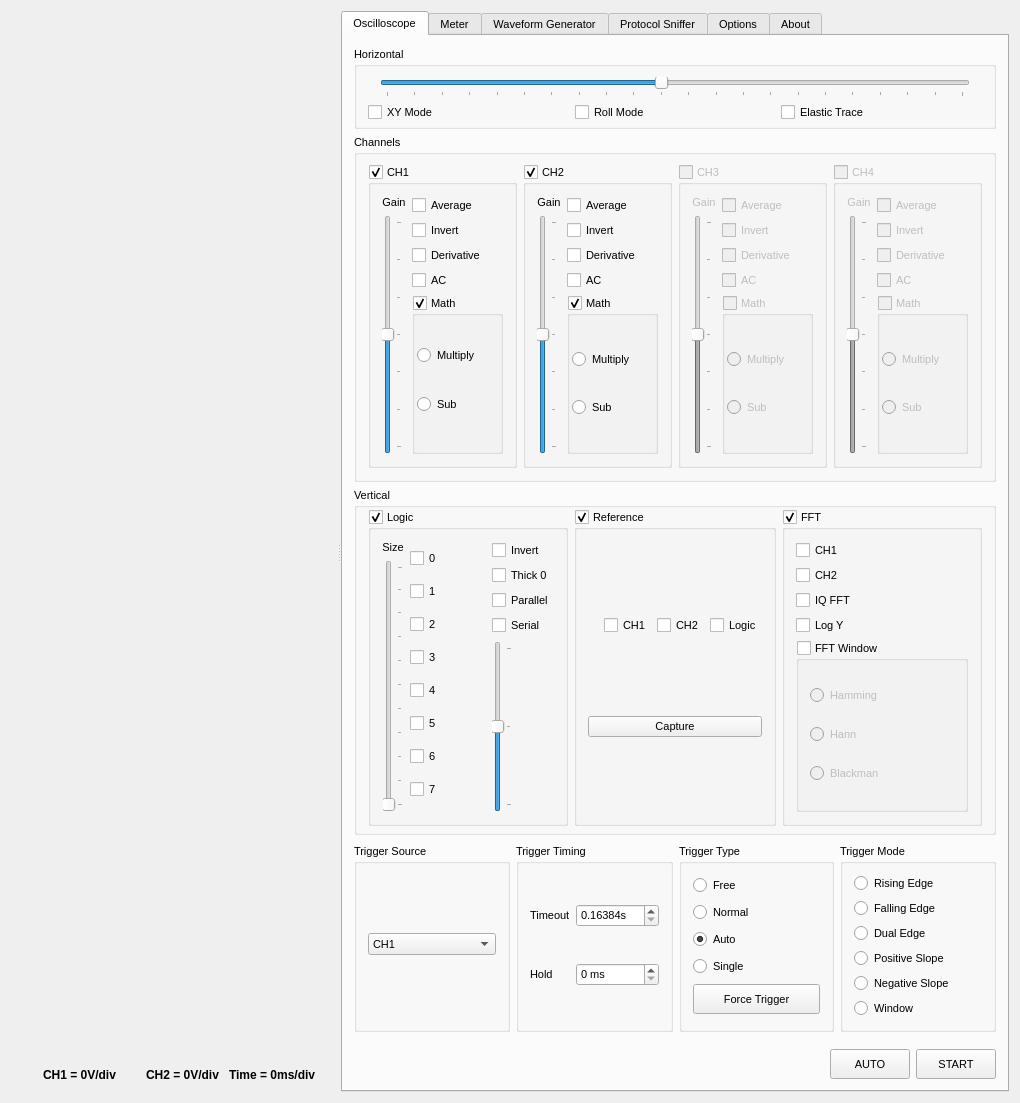
Old version of the form xprotolabinterface.ui in the repository ganzziani/xscopes-qt.
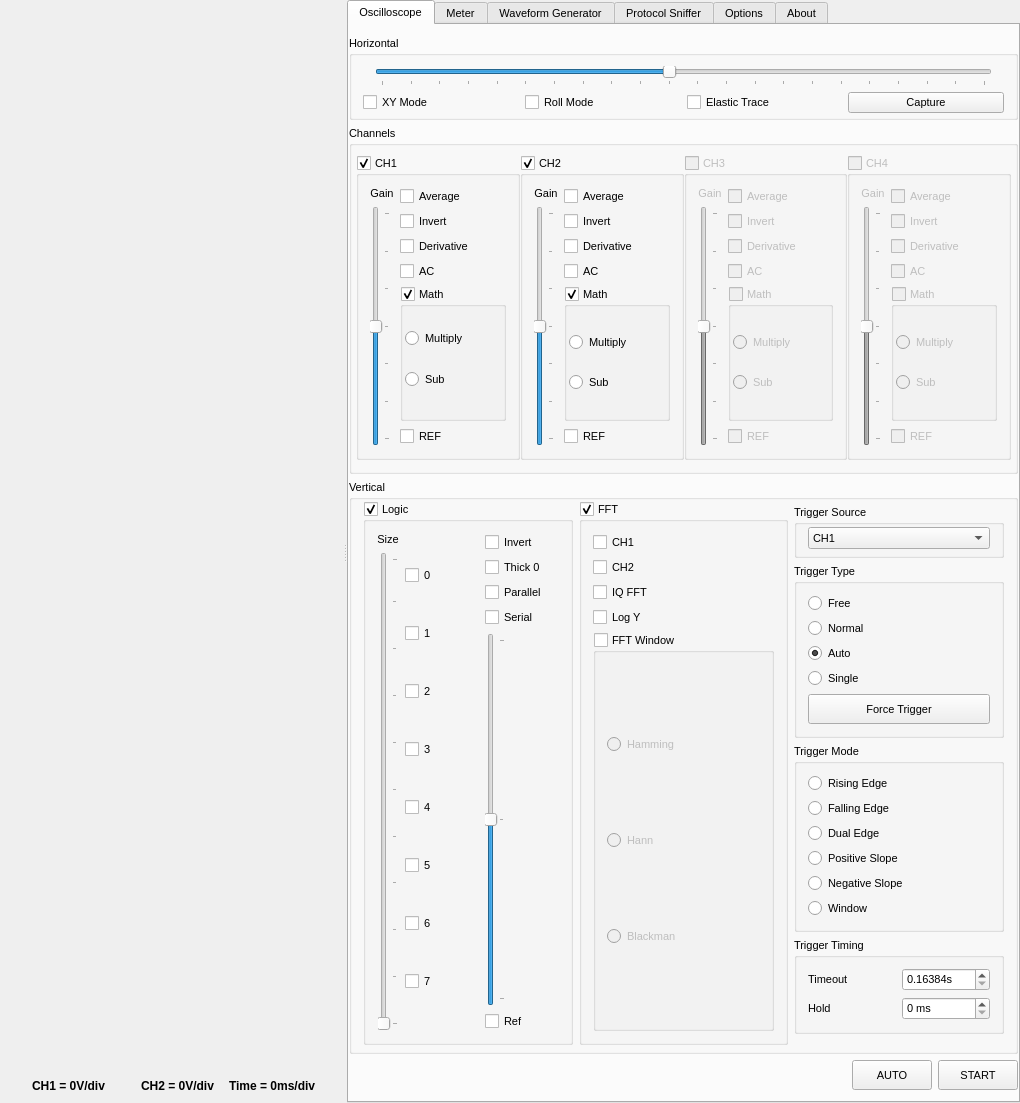
New version of the form. Icons and pictures are not drawn. Custom widgets are drawn as their Qt base class.

The edit to the form file:
```diff
--- a/xprotolabinterface.ui
+++ b/xprotolabinterface.ui
@@ -36,6 +36,18 @@
     <string notr="true"/>
    </property>
    <layout class="QVBoxLayout" name="verticalLayout_57">
+    <property name="leftMargin">
+     <number>0</number>
+    </property>
+    <property name="topMargin">
+     <number>0</number>
+    </property>
+    <property name="rightMargin">
+     <number>0</number>
+    </property>
+    <property name="bottomMargin">
+     <number>0</number>
+    </property>
     <item>
      <widget class="QSplitter" name="splitterMain">
       <property name="orientation">
@@ -245,6 +257,12 @@
          <string>Oscilloscope</string>
         </attribute>
         <layout class="QVBoxLayout" name="verticalLayout_56">
+         <property name="leftMargin">
+          <number>0</number>
+         </property>
+         <property name="rightMargin">
+          <number>0</number>
+         </property>
          <item>
           <widget class="QGroupBox" name="groupBoxHorizontal">
            <property name="title">
@@ -362,6 +380,13 @@
                 </property>
                </widget>
               </item>
+              <item>
+               <widget class="QPushButton" name="pushButtonCapture">
+                <property name="text">
+                 <string>Capture</string>
+                </property>
+               </widget>
+              </item>
              </layout>
             </item>
            </layout>
@@ -373,6 +398,15 @@
             <string>Channels</string>
            </property>
            <layout class="QHBoxLayout" name="horizontalLayout_34">
+            <property name="spacing">
+             <number>0</number>
+            </property>
+            <property name="leftMargin">
+             <number>4</number>
+            </property>
+            <property name="rightMargin">
+             <number>4</number>
+            </property>
             <item>
              <widget class="QGroupBox" name="groupBoxCH1">
               <property name="title">
@@ -381,7 +415,7 @@
               <property name="checkable">
                <bool>true</bool>
               </property>
-              <layout class="QHBoxLayout" name="horizontalLayout_35">
+              <layout class="QHBoxLayout" name="horizontalLayout_35" stretch="0,1">
                <item>
                 <layout class="QVBoxLayout" name="verticalLayout_74">
                  <item>
@@ -507,6 +541,13 @@
                    </layout>
                   </widget>
                  </item>
+                 <item>
+                  <widget class="QCheckBox" name="checkBoxRefCH1">
+                   <property name="text">
+                    <string>REF</string>
+                   </property>
+                  </widget>
+                 </item>
                 </layout>
                </item>
               </layout>
@@ -520,7 +561,7 @@
               <property name="checkable">
                <bool>true</bool>
               </property>
-              <layout class="QHBoxLayout" name="horizontalLayout_8">
+              <layout class="QHBoxLayout" name="horizontalLayout_8" stretch="0,1">
                <item>
                 <layout class="QVBoxLayout" name="verticalLayout_13">
                  <item>
@@ -643,6 +684,13 @@
                    </layout>
                   </widget>
                  </item>
+                 <item>
+                  <widget class="QCheckBox" name="checkBoxRefCH2">
+                   <property name="text">
+                    <string>REF</string>
+                   </property>
+                  </widget>
+                 </item>
                 </layout>
                </item>
               </layout>
@@ -662,7 +710,7 @@
               <property name="checked">
                <bool>false</bool>
               </property>
-              <layout class="QHBoxLayout" name="horizontalLayout_10">
+              <layout class="QHBoxLayout" name="horizontalLayout_10" stretch="0,1">
                <item>
                 <layout class="QVBoxLayout" name="verticalLayout_15">
                  <item>
@@ -788,6 +836,13 @@
                    </layout>
                   </widget>
                  </item>
+                 <item>
+                  <widget class="QCheckBox" name="checkBoxRefCH3">
+                   <property name="text">
+                    <string>REF</string>
+                   </property>
+                  </widget>
+                 </item>
                 </layout>
                </item>
               </layout>
@@ -807,7 +862,7 @@
               <property name="checked">
                <bool>false</bool>
               </property>
-              <layout class="QHBoxLayout" name="horizontalLayout_11">
+              <layout class="QHBoxLayout" name="horizontalLayout_11" stretch="0,1">
                <item>
                 <layout class="QVBoxLayout" name="verticalLayout_21">
                  <item>
@@ -933,6 +988,13 @@
                    </layout>
                   </widget>
                  </item>
+                 <item>
+                  <widget class="QCheckBox" name="checkBoxRefCH4">
+                   <property name="text">
+                    <string>REF</string>
+                   </property>
+                  </widget>
+                 </item>
                 </layout>
                </item>
               </layout>
@@ -1141,75 +1203,12 @@
                    </property>
                   </widget>
                  </item>
-                </layout>
-               </item>
-              </layout>
-             </widget>
-            </item>
-            <item>
-             <widget class="QGroupBox" name="groupBoxReference">
-              <property name="toolTip">
-               <string/>
-              </property>
-              <property name="title">
-               <string>Reference</string>
-              </property>
-              <property name="checkable">
-               <bool>true</bool>
-              </property>
-              <layout class="QHBoxLayout" name="horizontalLayout_105">
-               <item>
-                <layout class="QVBoxLayout" name="verticalLayout_46">
-                 <item>
-                  <layout class="QHBoxLayout" name="horizontalLayout_31">
-                   <property name="leftMargin">
-                    <number>16</number>
-                   </property>
-                   <item>
-                    <layout class="QVBoxLayout" name="verticalLayout_43">
-                     <item>
-                      <widget class="QCheckBox" name="checkBoxRefCH1">
-                       <property name="text">
-                        <string>CH1</string>
-                       </property>
-                      </widget>
-                     </item>
-                    </layout>
-                   </item>
-                   <item>
-                    <layout class="QVBoxLayout" name="verticalLayout_44">
-                     <item>
-                      <widget class="QCheckBox" name="checkBoxRefCH2">
-                       <property name="text">
-                        <string>CH2</string>
-                       </property>
-                      </widget>
-                     </item>
-                    </layout>
-                   </item>
-                   <item>
-                    <layout class="QVBoxLayout" name="verticalLayout_45">
                      <item>
                       <widget class="QCheckBox" name="checkBoxRefCHD">
                        <property name="text">
-                        <string>Logic</string>
-                       </property>
-                      </widget>
-                     </item>
-                    </layout>
-                   </item>
-                  </layout>
-                 </item>
-                 <item>
-                  <layout class="QHBoxLayout" name="horizontalLayout_28">
-                   <item>
-                    <widget class="QPushButton" name="pushButtonCapture">
-                     <property name="text">
-                      <string>Capture</string>
-                     </property>
-                    </widget>
-                   </item>
-                  </layout>
+                    <string>Ref</string>
+                   </property>
+                  </widget>
                  </item>
                 </layout>
                </item>
@@ -1292,9 +1291,6 @@
               </layout>
              </widget>
             </item>
-           </layout>
-          </widget>
-         </item>
          <item>
           <layout class="QVBoxLayout" name="verticalLayout_59">
            <property name="spacing">
@@ -1328,7 +1324,7 @@
                <number>0</number>
               </property>
               <item>
-               <layout class="QHBoxLayout" name="horizontalLayout_40">
+                  <layout class="QVBoxLayout" name="verticalLayout_6">
                 <item>
                  <widget class="QGroupBox" name="groupBoxTriggerSource">
                   <property name="title">
@@ -1415,108 +1411,6 @@
                   </layout>
                  </widget>
                 </item>
-                <item>
-                 <widget class="QGroupBox" name="groupBoxTriggerTiming">
-                  <property name="title">
-                   <string>Trigger Timing</string>
-                  </property>
-                  <layout class="QVBoxLayout" name="verticalLayout_76">
-                   <item>
-                    <layout class="QHBoxLayout" name="horizontalLayout_32">
-                     <item>
-                      <widget class="QLabel" name="labelTriggerTimeout">
-                       <property name="toolTip">
-                        <string>Trigger Timeout: Delay before generating an automatic trigger, when the trigger Type is set to Auto</string>
-                       </property>
-                       <property name="text">
-                        <string>Timeout</string>
-                       </property>
-                       <property name="scaledContents">
-                        <bool>true</bool>
-                       </property>
-                       <property name="alignment">
-                        <set>Qt::AlignmentFlag::AlignLeading|Qt::AlignmentFlag::AlignLeft|Qt::AlignmentFlag::AlignVCenter</set>
-                       </property>
-                       <property name="wordWrap">
-                        <bool>true</bool>
-                       </property>
-                      </widget>
-                     </item>
-                     <item>
-                      <widget class="QDoubleSpinBox" name="doubleSpinBoxTriggerTimeout">
-                       <property name="minimumSize">
-                        <size>
-                         <width>83</width>
-                         <height>0</height>
-                        </size>
-                       </property>
-                       <property name="prefix">
-                        <string/>
-                       </property>
-                       <property name="suffix">
-                        <string>s</string>
-                       </property>
-                       <property name="decimals">
-                        <number>5</number>
-                       </property>
-                       <property name="minimum">
-                        <double>0.163840000000000</double>
-                       </property>
-                       <property name="maximum">
-                        <double>10.485760000000001</double>
-                       </property>
-                       <property name="singleStep">
-                        <double>0.040960000000000</double>
-                       </property>
-                      </widget>
-                     </item>
-                    </layout>
-                   </item>
-                   <item>
-                    <layout class="QHBoxLayout" name="horizontalLayout_33">
-                     <item>
-                      <widget class="QLabel" name="labelTriggerHold">
-                       <property name="toolTip">
-                        <string>Time to wait before detecting the next trigger</string>
-                       </property>
-                       <property name="text">
-                        <string>Hold</string>
-                       </property>
-                       <property name="scaledContents">
-                        <bool>true</bool>
-                       </property>
-                       <property name="alignment">
-                        <set>Qt::AlignmentFlag::AlignLeading|Qt::AlignmentFlag::AlignLeft|Qt::AlignmentFlag::AlignVCenter</set>
-                       </property>
-                       <property name="wordWrap">
-                        <bool>true</bool>
-                       </property>
-                      </widget>
-                     </item>
-                     <item>
-                      <widget class="QDoubleSpinBox" name="doubleSpinBoxTriggerHold">
-                       <property name="minimumSize">
-                        <size>
-                         <width>83</width>
-                         <height>0</height>
-                        </size>
-                       </property>
-                       <property name="suffix">
-                        <string> ms</string>
-                       </property>
-                       <property name="decimals">
-                        <number>0</number>
-                       </property>
-                       <property name="maximum">
-                        <double>255.000000000000000</double>
-                       </property>
-                      </widget>
-                     </item>
-                    </layout>
-                   </item>
-                  </layout>
-                 </widget>
-                </item>
                 <item>
                  <widget class="QGroupBox" name="groupBoxTriggerType">
                   <property name="title">
@@ -1678,6 +1572,108 @@
                   </layout>
                  </widget>
                 </item>
+                   <item>
+                    <widget class="QGroupBox" name="groupBoxTriggerTiming">
+                     <property name="title">
+                      <string>Trigger Timing</string>
+                     </property>
+                     <layout class="QVBoxLayout" name="verticalLayout_76">
+                      <item>
+                       <layout class="QHBoxLayout" name="horizontalLayout_32">
+                        <item>
+                         <widget class="QLabel" name="labelTriggerTimeout">
+                          <property name="toolTip">
+                           <string>Trigger Timeout: Delay before generating an automatic trigger, when the trigger Type is set to Auto</string>
+                          </property>
+                          <property name="text">
+                           <string>Timeout</string>
+                          </property>
+                          <property name="scaledContents">
+                           <bool>true</bool>
+                          </property>
+                          <property name="alignment">
+                           <set>Qt::AlignmentFlag::AlignLeading|Qt::AlignmentFlag::AlignLeft|Qt::AlignmentFlag::AlignVCenter</set>
+                          </property>
+                          <property name="wordWrap">
+                           <bool>true</bool>
+                          </property>
+                         </widget>
+                        </item>
+                        <item>
+                         <widget class="QDoubleSpinBox" name="doubleSpinBoxTriggerTimeout">
+                          <property name="minimumSize">
+                           <size>
+                            <width>83</width>
+                            <height>0</height>
+                           </size>
+                          </property>
+                          <property name="prefix">
+                           <string/>
+                          </property>
+                          <property name="suffix">
+                           <string>s</string>
+                          </property>
+                          <property name="decimals">
+                           <number>5</number>
+                          </property>
+                          <property name="minimum">
+                           <double>0.163840000000000</double>
+                          </property>
+                          <property name="maximum">
+                           <double>10.485760000000001</double>
+                          </property>
+                          <property name="singleStep">
+                           <double>0.040960000000000</double>
+                          </property>
+                         </widget>
+                        </item>
+                       </layout>
+                      </item>
+                      <item>
+                       <layout class="QHBoxLayout" name="horizontalLayout_33">
+                        <item>
+                         <widget class="QLabel" name="labelTriggerHold">
+                          <property name="toolTip">
+                           <string>Time to wait before detecting the next trigger</string>
+                          </property>
+                          <property name="text">
+                           <string>Hold</string>
+                          </property>
+                          <property name="scaledContents">
+                           <bool>true</bool>
+                          </property>
+                          <property name="alignment">
+                           <set>Qt::AlignmentFlag::AlignLeading|Qt::AlignmentFlag::AlignLeft|Qt::AlignmentFlag::AlignVCenter</set>
+                          </property>
+                          <property name="wordWrap">
+                           <bool>true</bool>
+                          </property>
+                         </widget>
+                        </item>
+                        <item>
+                         <widget class="QDoubleSpinBox" name="doubleSpinBoxTriggerHold">
+                          <property name="minimumSize">
+                           <size>
+                            <width>83</width>
+                            <height>0</height>
+                           </size>
+                          </property>
+                          <property name="suffix">
+                           <string> ms</string>
+                          </property>
+                          <property name="decimals">
+                           <number>0</number>
+                          </property>
+                          <property name="maximum">
+                           <double>255.000000000000000</double>
+                          </property>
+                         </widget>
+                        </item>
+                       </layout>
+                      </item>
+                     </layout>
+                    </widget>
+                   </item>
                </layout>
               </item>
               <item>
@@ -1687,6 +1683,9 @@
             </widget>
            </item>
           </layout>
+            </item>
+           </layout>
+          </widget>
          </item>
          <item>
           <layout class="QHBoxLayout" name="horizontalLayout_39">
```
Lines whose indentation alone changed are shown as unchanged.
